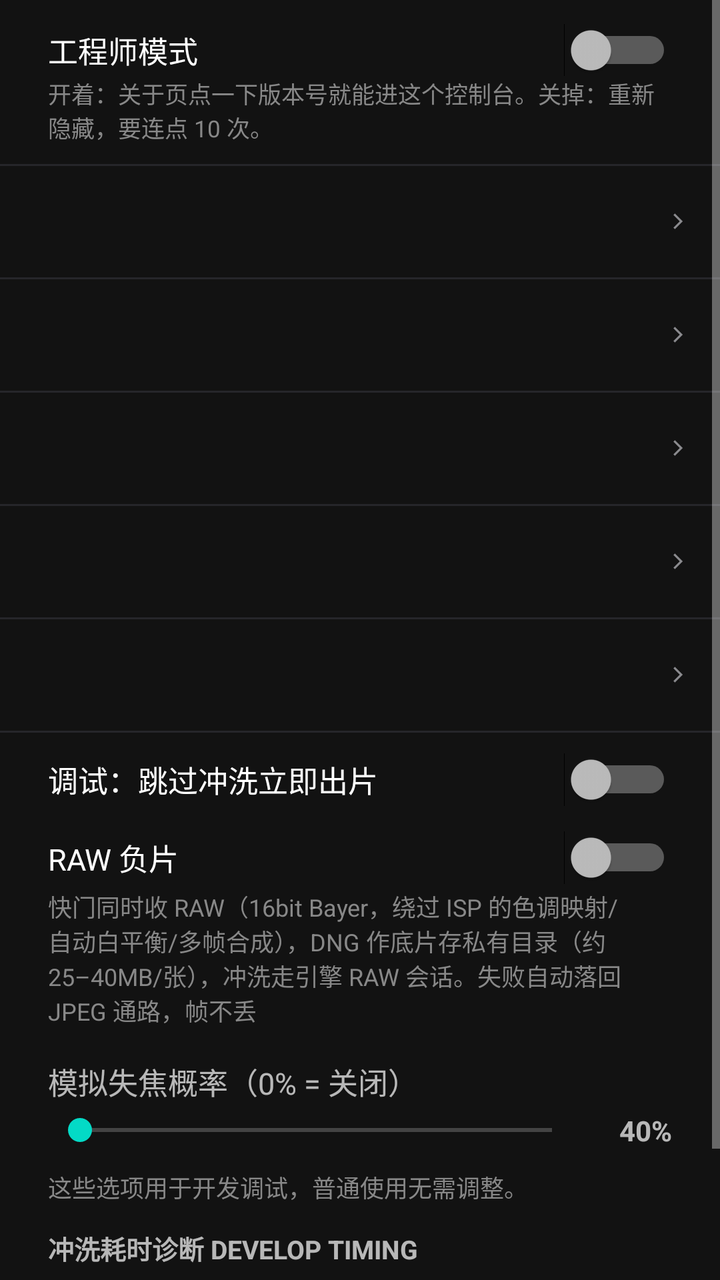
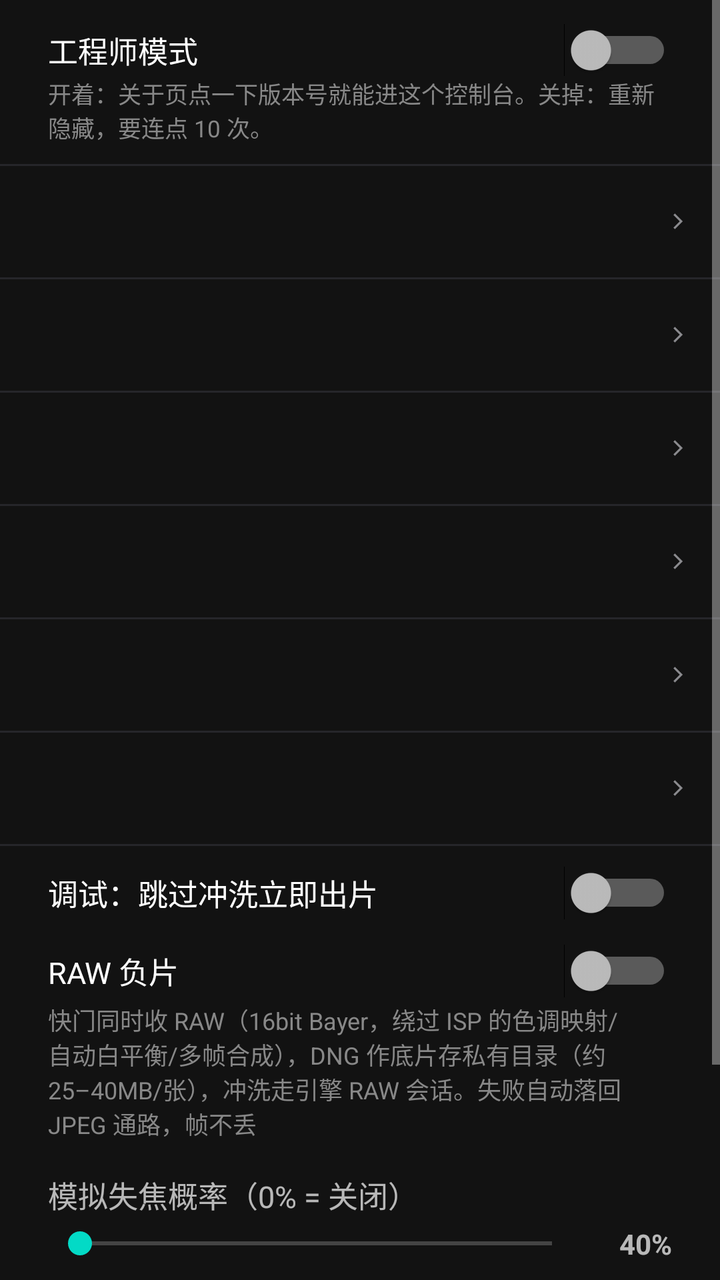

Compare the two renders of this Android layout. The source of the first and the diff that turns it into the second are given below.
<!-- AndroidManifest.xml: application theme Theme.FilmCam -->
<!-- res/layout/dialog_hidden_settings.xml -->
<?xml version="1.0" encoding="utf-8"?>

<ScrollView xmlns:android="http://schemas.android.com/apk/res/android"
    android:layout_width="match_parent"
    android:layout_height="wrap_content">

    <LinearLayout
        android:layout_width="match_parent"
        android:layout_height="wrap_content"
        android:orientation="vertical"
        android:paddingTop="8dp">

        
        <Switch
            android:id="@+id/swEngineerMode"
            android:layout_width="match_parent"
            android:layout_height="wrap_content"
            android:paddingStart="24dp"
            android:paddingTop="6dp"
            android:paddingEnd="24dp"
            android:paddingBottom="2dp"
            android:text="@string/eng_mode_title"
            android:textSize="15sp" />

        <TextView
            android:layout_width="match_parent"
            android:layout_height="wrap_content"
            android:paddingStart="24dp"
            android:paddingEnd="24dp"
            android:paddingBottom="10dp"
            android:text="@string/eng_mode_note"
            android:textColor="#888"
            android:textSize="11.5sp" />

        
        <View
            android:layout_width="match_parent"
            android:layout_height="1dp"
            android:background="#26262A" />

        <include
            android:id="@+id/rowEngSlow"
            layout="@layout/item_setting_row" />

        <View
            android:layout_width="match_parent"
            android:layout_height="1dp"
            android:background="#26262A" />

        <include
            android:id="@+id/rowEngStyle"
            layout="@layout/item_setting_row" />

        <View
            android:layout_width="match_parent"
            android:layout_height="1dp"
            android:background="#26262A" />

        
        <LinearLayout
            android:id="@+id/groupEngColor"
            android:layout_width="match_parent"
            android:layout_height="wrap_content"
            android:orientation="vertical">

                <include
            android:id="@+id/rowEngColor"
            layout="@layout/item_setting_row" />

        <View
            android:layout_width="match_parent"
            android:layout_height="1dp"
            android:background="#26262A" />
        </LinearLayout>

        <include
            android:id="@+id/rowEngDev"
            layout="@layout/item_setting_row" />

        <View
            android:layout_width="match_parent"
            android:layout_height="1dp"
            android:background="#26262A" />

        <include
            android:id="@+id/rowEngLens"
            layout="@layout/item_setting_row" />

        <View
            android:layout_width="match_parent"
            android:layout_height="1dp"
            android:background="#26262A" />

        <LinearLayout
            android:layout_width="match_parent"
            android:layout_height="wrap_content"
            android:orientation="vertical"
            android:paddingStart="24dp"
            android:paddingTop="10dp"
            android:paddingEnd="24dp">

            <Switch
                android:id="@+id/swSkipDevelop"
                android:layout_width="match_parent"
                android:layout_height="wrap_content"
                android:text="@string/main_debug_skip_develop"
                android:textSize="15sp" />

            <Switch
                android:id="@+id/swRawNegative"
                android:layout_width="match_parent"
                android:layout_height="wrap_content"
                android:layout_marginTop="12dp"
                android:text="@string/eng_raw_negative"
                android:textSize="15sp" />

            <TextView
                android:layout_width="match_parent"
                android:layout_height="wrap_content"
                android:layout_marginTop="2dp"
                android:text="@string/eng_raw_hint"
                android:textColor="#888"
                android:textSize="12sp" />

            <TextView
                android:layout_width="match_parent"
                android:layout_height="wrap_content"
                android:layout_marginTop="16dp"
                android:text="@string/main_debug_softfocus_prob"
                android:textSize="15sp" />

            <LinearLayout
                android:layout_width="match_parent"
                android:layout_height="wrap_content"
                android:layout_marginTop="4dp"
                android:gravity="center_vertical"
                android:orientation="horizontal">

                <SeekBar
                    android:id="@+id/sbSoftFocusProb"
                    android:layout_width="0dp"
                    android:layout_height="wrap_content"
                    android:layout_weight="1" />

                <TextView
                    android:id="@+id/tvSoftFocusProb"
                    android:layout_width="44dp"
                    android:layout_height="wrap_content"
                    android:gravity="end"
                    android:text="40%"
                    android:textSize="14sp"
                    android:textStyle="bold" />
            </LinearLayout>

            <TextView
                android:layout_width="match_parent"
                android:layout_height="wrap_content"
                android:layout_marginTop="10dp"
                android:text="@string/main_debug_note"
                android:textColor="#888"
                android:textSize="12sp" />

            
            <TextView
                android:layout_width="match_parent"
                android:layout_height="wrap_content"
                android:layout_marginTop="12dp"
                android:layout_marginBottom="4dp"
                android:text="@string/hidden_diag_title"
                android:textSize="13sp"
                android:textStyle="bold" />

            <TextView
                android:id="@+id/tvDiag"
                android:layout_width="match_parent"
                android:layout_height="wrap_content"
                android:layout_marginBottom="10dp"
                android:fontFamily="monospace"
                android:text="@string/hidden_diag_none"
                android:textSize="10.5sp" />

            
            <TextView
                android:layout_width="match_parent"
                android:layout_height="wrap_content"
                android:layout_marginBottom="4dp"
                android:text="@string/hidden_crash_title"
                android:textSize="13sp"
                android:textStyle="bold" />

            <TextView
                android:id="@+id/tvCrash"
                android:layout_width="match_parent"
                android:layout_height="wrap_content"
                android:layout_marginBottom="10dp"
                android:fontFamily="monospace"
                android:text="@string/hidden_crash_none"
                android:textSize="10.5sp" />
        </LinearLayout>
    </LinearLayout>
</ScrollView>
<!-- res/layout/item_setting_row.xml (included above) -->
<?xml version="1.0" encoding="utf-8"?>
<LinearLayout xmlns:android="http://schemas.android.com/apk/res/android"
    android:layout_width="match_parent"
    android:layout_height="wrap_content"
    android:background="?attr/selectableItemBackground"
    android:clickable="true"
    android:focusable="true"
    android:gravity="center_vertical"
    android:orientation="horizontal"
    android:paddingStart="17dp"
    android:paddingTop="11dp"
    android:paddingEnd="14dp"
    android:paddingBottom="11dp">

    
    <LinearLayout
        android:layout_width="0dp"
        android:layout_height="wrap_content"
        android:layout_weight="1"
        android:orientation="vertical">

        <TextView
            android:id="@+id/tvSetLabel"
            android:layout_width="wrap_content"
            android:layout_height="wrap_content"
            android:letterSpacing="0.03"
            android:textColor="#E8E4DA"
            android:textSize="13sp" />

        <TextView
            android:id="@+id/tvSetHint"
            android:layout_width="match_parent"
            android:layout_height="wrap_content"
            android:layout_marginTop="3dp"
            android:letterSpacing="0.02"
            android:lineSpacingMultiplier="1.35"
            android:maxLines="2"
            android:textColor="#8A8A8E"
            android:textSize="9.5sp" />
    </LinearLayout>

    
    <TextView
        android:id="@+id/tvSetValue"
        android:layout_width="wrap_content"
        android:layout_height="wrap_content"
        android:layout_marginStart="10dp"
        android:fontFamily="monospace"
        android:gravity="end"
        android:includeFontPadding="false"
        android:letterSpacing="0.05"
        android:textColor="#FFC100"
        android:textSize="12.5sp" />

    
    <View
        android:id="@+id/viewSetSwatch"
        android:layout_width="12dp"
        android:layout_height="12dp"
        android:layout_marginStart="9dp"
        android:visibility="gone" />

    
    <LinearLayout
        android:id="@+id/setTicks"
        android:layout_width="wrap_content"
        android:layout_height="wrap_content"
        android:layout_marginStart="10dp"
        android:gravity="center_vertical"
        android:orientation="horizontal"
        android:visibility="gone">

        <View
            android:id="@+id/tick1"
            android:layout_width="3dp"
            android:layout_height="11dp" />

        <View
            android:id="@+id/tick2"
            android:layout_width="3dp"
            android:layout_height="11dp"
            android:layout_marginStart="3dp" />

        <View
            android:id="@+id/tick3"
            android:layout_width="3dp"
            android:layout_height="11dp"
            android:layout_marginStart="3dp" />
    </LinearLayout>

    <ImageView
        android:id="@+id/ivSetChevron"
        android:layout_width="14dp"
        android:layout_height="14dp"
        android:layout_marginStart="10dp"
        android:contentDescription="@null"
        android:src="@drawable/ic_set_chevron" />
</LinearLayout>
<!-- resources referenced by this layout -->
<resources>
  <!-- drawable ic_set_chevron (drawable) -->
  <?xml version="1.0" encoding="utf-8"?>
  <vector xmlns:android="http://schemas.android.com/apk/res/android"
      android:width="24dp"
      android:height="24dp"
      android:viewportWidth="24"
      android:viewportHeight="24">
      <path
          android:fillColor="#8A8A8E"
          android:pathData="M9.4,5.3 L16.1,12 L9.4,18.7 L8.1,17.4 L13.5,12 L8.1,6.6 Z" />
  </vector>
  <string name="eng_mode_note">开着：关于页点一下版本号就能进这个控制台。关掉：重新隐藏，要连点 10 次。</string>
  <string name="eng_mode_title">工程师模式</string>
  <string name="eng_raw_hint">快门同时收 RAW（16bit Bayer，绕过 ISP 的色调映射/自动白平衡/多帧合成），DNG 作底片存私有目录（约 25–40MB/张），冲洗走引擎 RAW 会话。失败自动落回 JPEG 通路，帧不丢</string>
  <string name="eng_raw_negative">RAW 负片</string>
  <string name="hidden_crash_none">还没有崩溃记录</string>
  <string name="hidden_crash_title">崩溃日志 CRASH LOG</string>
  <string name="hidden_diag_none">还没有冲洗记录</string>
  <string name="hidden_diag_title">冲洗耗时诊断 DEVELOP TIMING</string>
  <string name="main_debug_note">这些选项用于开发调试，普通使用无需调整。</string>
  <string name="main_debug_skip_develop">调试：跳过冲洗立即出片</string>
  <string name="main_debug_softfocus_prob">模拟失焦概率（0% = 关闭）</string>
  <style name="Theme.FilmCam" parent="Theme.MaterialComponents.NoActionBar">
          <item name="android:statusBarColor">#000000</item>
          <item name="android:navigationBarColor">#000000</item>
      </style>
</resources>

<!-- the commit's change to res/layout/dialog_hidden_settings.xml (unified diff, before → after) -->
@@ -84,6 +84,16 @@
 
         <include
             android:id="@+id/rowEngLens"
+            layout="@layout/item_setting_row" />
+
+        <View
+            android:layout_width="match_parent"
+            android:layout_height="1dp"
+            android:background="#26262A" />
+
+        
+        <include
+            android:id="@+id/rowEngJpeg"
             layout="@layout/item_setting_row" />
 
         <View
